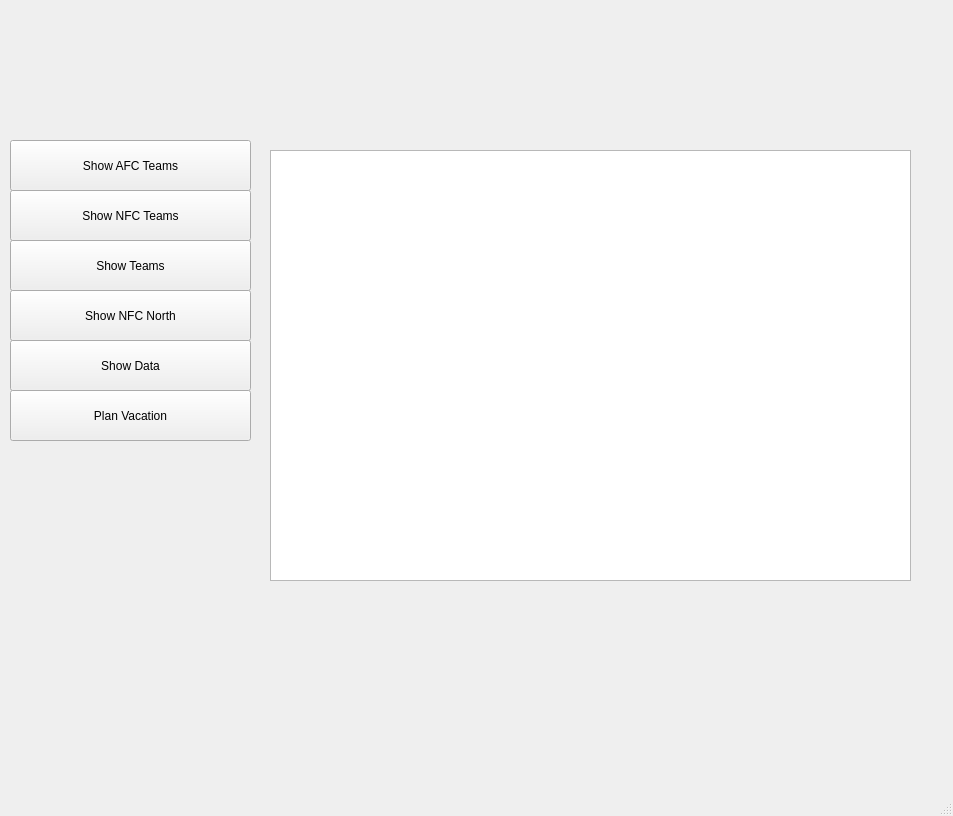
This is Project Files/Project2NFL/mainwindow.ui in dal07065/Let-s-Play-NFL-Football as Qt 5 draws it before an edit. The edited form follows.
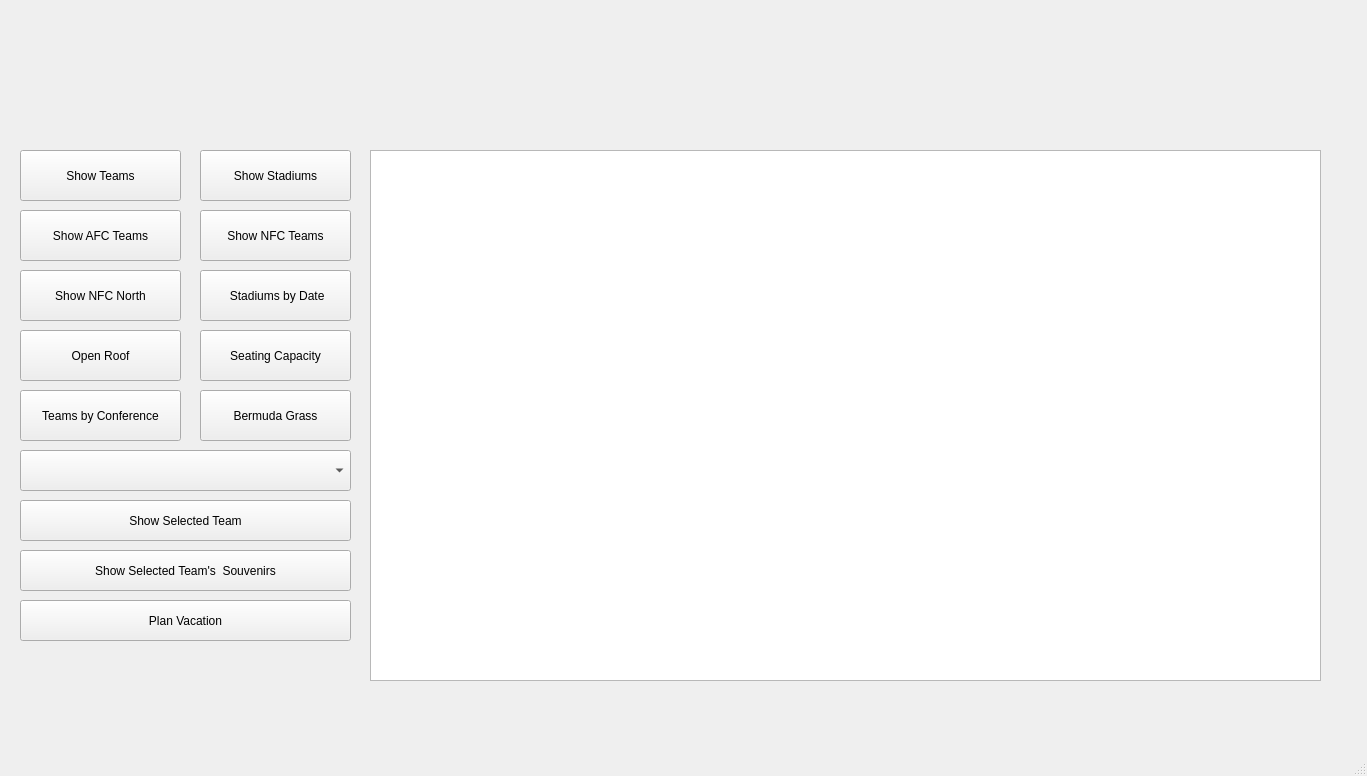
This is the edited form. Icons and pictures are not drawn.

What changed in the file:
```diff
--- a/Project Files/Project2NFL/mainwindow.ui
+++ b/Project Files/Project2NFL/mainwindow.ui
@@ -6,8 +6,8 @@
    <rect>
     <x>0</x>
     <y>0</y>
-    <width>953</width>
-    <height>816</height>
+    <width>1367</width>
+    <height>776</height>
    </rect>
   </property>
   <property name="windowTitle">
@@ -17,32 +17,19 @@
    <widget class="QTableView" name="tableView">
     <property name="geometry">
      <rect>
-      <x>270</x>
+      <x>370</x>
       <y>150</y>
-      <width>641</width>
-      <height>431</height>
+      <width>951</width>
+      <height>531</height>
      </rect>
     </property>
    </widget>
-   <widget class="QPushButton" name="show_Data">
-    <property name="geometry">
-     <rect>
-      <x>10</x>
-      <y>340</y>
-      <width>241</width>
-      <height>51</height>
-     </rect>
-    </property>
-    <property name="text">
-     <string>Show Data</string>
-    </property>
-   </widget>
    <widget class="QPushButton" name="show_Teams">
     <property name="geometry">
      <rect>
-      <x>10</x>
-      <y>240</y>
-      <width>241</width>
+      <x>20</x>
+      <y>150</y>
+      <width>161</width>
       <height>51</height>
      </rect>
     </property>
@@ -53,9 +40,9 @@
    <widget class="QPushButton" name="show_NFCNorth">
     <property name="geometry">
      <rect>
-      <x>10</x>
-      <y>290</y>
-      <width>241</width>
+      <x>20</x>
+      <y>270</y>
+      <width>161</width>
       <height>51</height>
      </rect>
     </property>
@@ -66,9 +53,9 @@
    <widget class="QPushButton" name="show_AFC_Teams">
     <property name="geometry">
      <rect>
-      <x>10</x>
-      <y>140</y>
-      <width>241</width>
+      <x>20</x>
+      <y>210</y>
+      <width>161</width>
       <height>51</height>
      </rect>
     </property>
@@ -79,9 +66,9 @@
    <widget class="QPushButton" name="show_NFC_Teams">
     <property name="geometry">
      <rect>
-      <x>10</x>
-      <y>190</y>
-      <width>241</width>
+      <x>200</x>
+      <y>210</y>
+      <width>151</width>
       <height>51</height>
      </rect>
     </property>
@@ -92,10 +79,10 @@
    <widget class="QPushButton" name="pushButton">
     <property name="geometry">
      <rect>
-      <x>10</x>
-      <y>390</y>
-      <width>241</width>
-      <height>51</height>
+      <x>20</x>
+      <y>600</y>
+      <width>331</width>
+      <height>41</height>
      </rect>
     </property>
     <property name="text">
@@ -121,6 +108,144 @@
      <bool>true</bool>
     </property>
    </widget>
+   <widget class="QPushButton" name="show_Stadiums">
+    <property name="geometry">
+     <rect>
+      <x>200</x>
+      <y>150</y>
+      <width>151</width>
+      <height>51</height>
+     </rect>
+    </property>
+    <property name="text">
+     <string>Show Stadiums</string>
+    </property>
+   </widget>
+   <widget class="QPushButton" name="show_StadiumsByDate">
+    <property name="geometry">
+     <rect>
+      <x>200</x>
+      <y>270</y>
+      <width>151</width>
+      <height>51</height>
+     </rect>
+    </property>
+    <property name="text">
+     <string> Stadiums by Date</string>
+    </property>
+   </widget>
+   <widget class="QPushButton" name="show_openRoof">
+    <property name="geometry">
+     <rect>
+      <x>20</x>
+      <y>330</y>
+      <width>161</width>
+      <height>51</height>
+     </rect>
+    </property>
+    <property name="text">
+     <string>Open Roof</string>
+    </property>
+   </widget>
+   <widget class="QPushButton" name="show_SeatingCapacity">
+    <property name="geometry">
+     <rect>
+      <x>200</x>
+      <y>330</y>
+      <width>151</width>
+      <height>51</height>
+     </rect>
+    </property>
+    <property name="text">
+     <string>Seating Capacity</string>
+    </property>
+   </widget>
+   <widget class="QPushButton" name="show_Conference">
+    <property name="geometry">
+     <rect>
+      <x>20</x>
+      <y>390</y>
+      <width>161</width>
+      <height>51</height>
+     </rect>
+    </property>
+    <property name="text">
+     <string>Teams by Conference</string>
+    </property>
+   </widget>
+   <widget class="QPushButton" name="show_BermudaGrass">
+    <property name="geometry">
+     <rect>
+      <x>200</x>
+      <y>390</y>
+      <width>151</width>
+      <height>51</height>
+     </rect>
+    </property>
+    <property name="text">
+     <string>Bermuda Grass</string>
+    </property>
+   </widget>
+   <widget class="QPushButton" name="show_Selection_S">
+    <property name="geometry">
+     <rect>
+      <x>20</x>
+      <y>550</y>
+      <width>331</width>
+      <height>41</height>
+     </rect>
+    </property>
+    <property name="text">
+     <string>Show Selected Team's  Souvenirs</string>
+    </property>
+   </widget>
+   <widget class="QLabel" name="numberLabel">
+    <property name="geometry">
+     <rect>
+      <x>760</x>
+      <y>90</y>
+      <width>451</width>
+      <height>51</height>
+     </rect>
+    </property>
+    <property name="font">
+     <font>
+      <family>Comic Sans MS</family>
+      <pointsize>20</pointsize>
+      <weight>50</weight>
+      <bold>false</bold>
+     </font>
+    </property>
+    <property name="layoutDirection">
+     <enum>Qt::RightToLeft</enum>
+    </property>
+    <property name="text">
+     <string/>
+    </property>
+   </widget>
+   <widget class="QComboBox" name="teamComboBox">
+    <property name="geometry">
+     <rect>
+      <x>20</x>
+      <y>450</y>
+      <width>331</width>
+      <height>41</height>
+     </rect>
+    </property>
+   </widget>
+   <widget class="QPushButton" name="show_Selection">
+    <property name="geometry">
+     <rect>
+      <x>20</x>
+      <y>500</y>
+      <width>331</width>
+      <height>41</height>
+     </rect>
+    </property>
+    <property name="text">
+     <string>Show Selected Team</string>
+    </property>
+   </widget>
   </widget>
   <widget class="QStatusBar" name="statusbar"/>
   <action name="actionAdmin">
```
